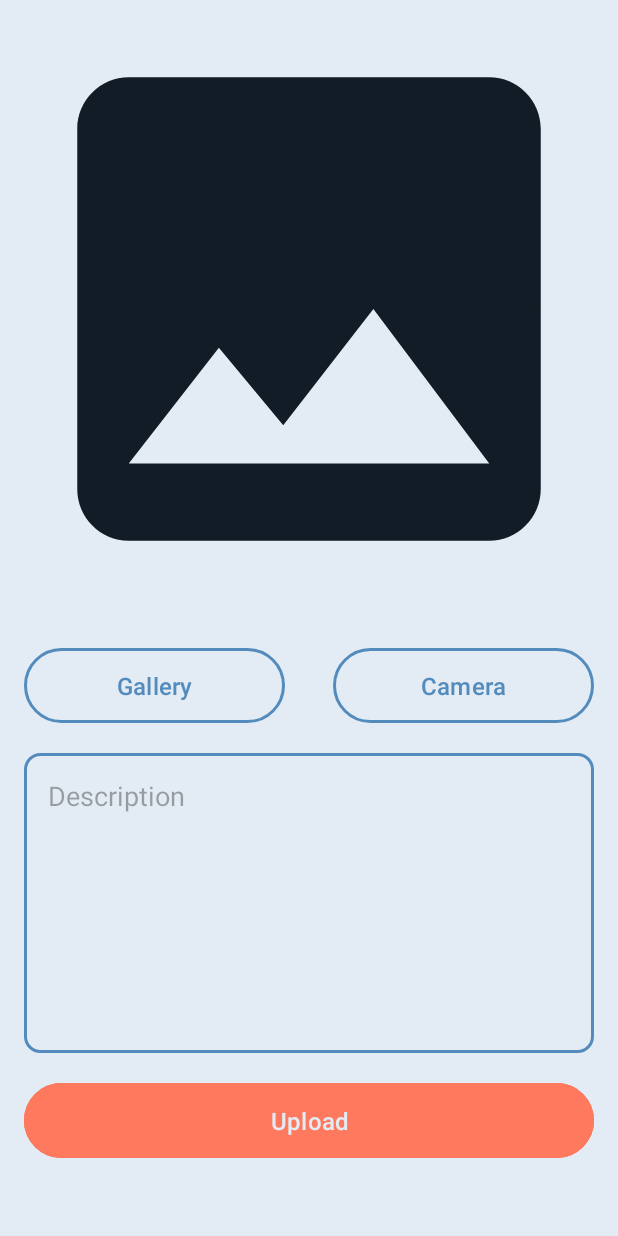
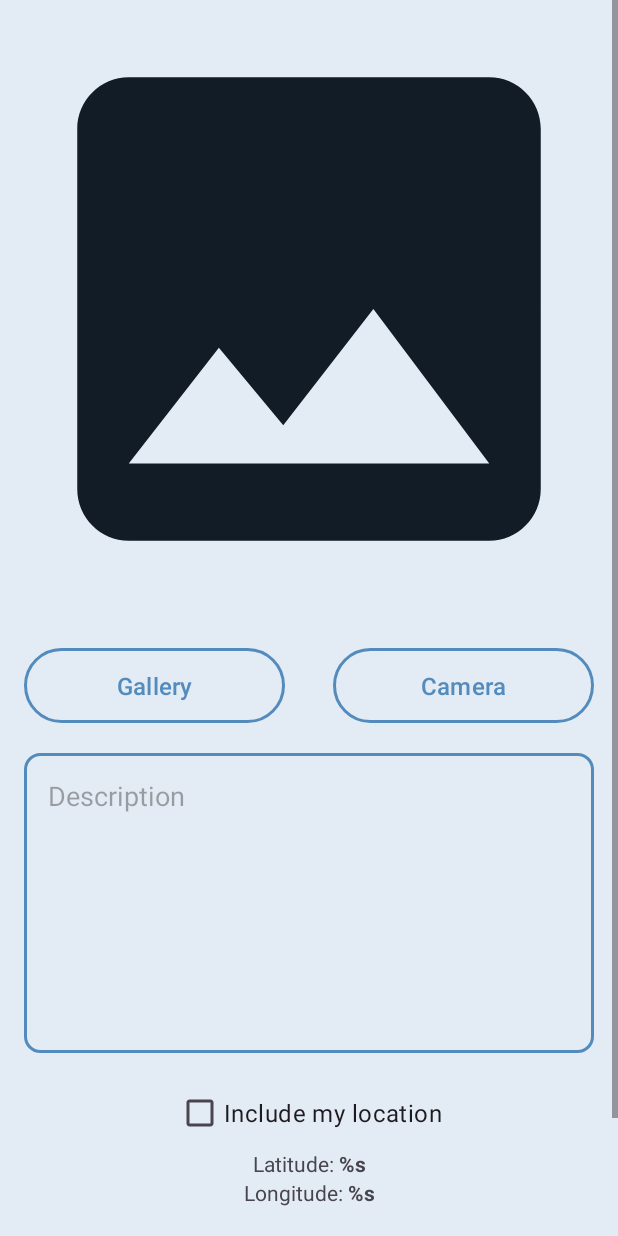
Before and after one commit to fauzan-radji/story-app, an Android app: the layout fragment_add.xml on its own in the app's theme, with its tools: preview values and no code run, on a phone screen of 412 x 824 dp. Run offline under Robolectric (Android 15) with nearby library versions, the phone set to English and light mode, and no system bars.

Commit message:
feat: Include my location

```diff
--- a/app/build.gradle.kts
+++ b/app/build.gradle.kts
@@ -72,6 +72,8 @@ dependencies {
     implementation("androidx.paging:paging-runtime-ktx:3.1.1")
     implementation("androidx.room:room-paging:2.6.0")
     implementation("androidx.room:room-ktx:2.6.0")
+    implementation("com.google.android.gms:play-services-maps:18.2.0")
+    implementation("com.google.android.gms:play-services-location:21.0.1")
     testImplementation("androidx.arch.core:core-testing:2.2.0")
     testImplementation("org.jetbrains.kotlinx:kotlinx-coroutines-test:1.7.3")
     testImplementation("org.mockito:mockito-core:5.7.0")
--- a/app/src/main/AndroidManifest.xml
+++ b/app/src/main/AndroidManifest.xml
@@ -9,6 +9,8 @@
         android:name="android.permission.WRITE_EXTERNAL_STORAGE"
         android:maxSdkVersion="32" />
     <uses-permission android:name="android.permission.INTERNET" />
+    <uses-permission android:name="android.permission.ACCESS_FINE_LOCATION" />
+    <uses-permission android:name="android.permission.ACCESS_COARSE_LOCATION"/>
 
     <application
         android:allowBackup="true"
--- a/app/src/main/java/com/fauzan/storytelling/data/datastore/UserPreference.kt
+++ b/app/src/main/java/com/fauzan/storytelling/data/datastore/UserPreference.kt
@@ -11,7 +11,7 @@ import kotlinx.coroutines.flow.Flow
 import kotlinx.coroutines.flow.first
 import kotlinx.coroutines.flow.map
 
-val Context.dataStore: DataStore<Preferences> by preferencesDataStore(name = "user_preference")
+val Context.userDataStore: DataStore<Preferences> by preferencesDataStore(name = "user_preference")
 
 class UserPreference private constructor(private val dataStore: DataStore<Preferences>) {
 
--- a/app/src/main/java/com/fauzan/storytelling/data/paging/StoryRemoteMediator.kt
+++ b/app/src/main/java/com/fauzan/storytelling/data/paging/StoryRemoteMediator.kt
@@ -7,7 +7,7 @@ import androidx.paging.PagingState
 import androidx.paging.RemoteMediator
 import androidx.room.withTransaction
 import com.fauzan.storytelling.data.datastore.UserPreference
-import com.fauzan.storytelling.data.datastore.dataStore
+import com.fauzan.storytelling.data.datastore.userDataStore
 import com.fauzan.storytelling.data.local.StoryDatabase
 import com.fauzan.storytelling.data.local.entity.RemoteKeys
 import com.fauzan.storytelling.data.model.StoryModel
@@ -19,7 +19,7 @@ class StoryRemoteMediator(
     private val apiService: ApiService,
     context: Context
 ) : RemoteMediator<Int, StoryModel>() {
-    private val userPreference = UserPreference.getInstance(context.dataStore)
+    private val userPreference = UserPreference.getInstance(context.userDataStore)
 
     private suspend fun getRemoteKeyForLastItem(state: PagingState<Int, StoryModel>): RemoteKeys? {
         return state.pages.lastOrNull { it.data.isNotEmpty() }?.data?.lastOrNull()?.let { data ->
--- a/app/src/main/java/com/fauzan/storytelling/data/remote/retrofit/ApiService.kt
+++ b/app/src/main/java/com/fauzan/storytelling/data/remote/retrofit/ApiService.kt
@@ -52,5 +52,7 @@ interface ApiService {
         @Header("Authorization") token: String,
         @Part("description") description: RequestBody,
         @Part photo: MultipartBody.Part,
+        @Part("lat") lat: Double?,
+        @Part("lon") lon: Double?
     ): ErrorResponse
 }
--- a/app/src/main/java/com/fauzan/storytelling/di/Injection.kt
+++ b/app/src/main/java/com/fauzan/storytelling/di/Injection.kt
@@ -2,16 +2,13 @@ package com.fauzan.storytelling.di
 
 import android.content.Context
 import com.fauzan.storytelling.data.StoryRepository
-import com.fauzan.storytelling.data.datastore.UserPreference
-import com.fauzan.storytelling.data.datastore.dataStore
 import com.fauzan.storytelling.data.local.StoryDatabase
 import com.fauzan.storytelling.data.remote.retrofit.ApiConfig
 
 object Injection {
     fun provideRepository(context: Context): StoryRepository {
         val database = StoryDatabase.getInstance(context)
-        val preference = UserPreference.getInstance(context.dataStore)
         val apiService = ApiConfig.getApiService()
-        return StoryRepository.getInstance(database, apiService, preference, context)
+        return StoryRepository.getInstance(database, apiService, context)
     }
 }
--- a/app/src/main/res/layout/fragment_add.xml
+++ b/app/src/main/res/layout/fragment_add.xml
@@ -64,6 +64,35 @@
             app:layout_constraintTop_toBottomOf="@id/btn_gallery"
             tools:ignore="LabelFor" />
 
+        <CheckBox
+            android:id="@+id/cb_location"
+            android:layout_width="wrap_content"
+            android:layout_height="wrap_content"
+            android:layout_marginTop="16dp"
+            android:text="@string/include_location"
+            android:textSize="16sp"
+            app:layout_constraintEnd_toEndOf="@id/et_description"
+            app:layout_constraintStart_toStartOf="@id/et_description"
+            app:layout_constraintTop_toBottomOf="@id/et_description" />
+
+        <TextView
+            android:id="@+id/tv_lat"
+            android:layout_width="wrap_content"
+            android:layout_height="wrap_content"
+            android:text="@string/latitude"
+            app:layout_constraintEnd_toEndOf="parent"
+            app:layout_constraintStart_toStartOf="parent"
+            app:layout_constraintTop_toBottomOf="@id/cb_location" />
+
+        <TextView
+            android:id="@+id/tv_lon"
+            android:layout_width="wrap_content"
+            android:layout_height="wrap_content"
+            android:text="@string/longitude"
+            app:layout_constraintEnd_toEndOf="parent"
+            app:layout_constraintStart_toStartOf="parent"
+            app:layout_constraintTop_toBottomOf="@id/tv_lat" />
+
         <Button
             android:id="@+id/btn_upload"
             style="@style/Button"
@@ -76,7 +105,7 @@
             app:layout_constraintBottom_toBottomOf="parent"
             app:layout_constraintEnd_toEndOf="parent"
             app:layout_constraintStart_toStartOf="parent"
-            app:layout_constraintTop_toBottomOf="@id/et_description" />
+            app:layout_constraintTop_toBottomOf="@id/tv_lon" />
 
         <com.google.android.material.progressindicator.CircularProgressIndicator
             android:id="@+id/progress_bar"
--- a/app/src/main/res/layout/fragment_maps.xml
+++ b/app/src/main/res/layout/fragment_maps.xml
@@ -6,7 +6,7 @@
     android:layout_height="match_parent"
     tools:context=".ui.maps.MapsFragment">
 
-    <fragment
+    <androidx.fragment.app.FragmentContainerView
         android:id="@+id/map"
         android:name="com.google.android.gms.maps.SupportMapFragment"
         android:layout_width="0dp"
--- a/app/src/main/res/values/strings.xml
+++ b/app/src/main/res/values/strings.xml
@@ -36,4 +36,7 @@
     <string name="title_detail">Detail Story</string>
     <string name="retry"><u>Retry</u></string>
     <string name="timeout">Timeout</string>
+    <string name="include_location">Include my location</string>
+    <string name="latitude">Latitude: <b>%s</b></string>
+    <string name="longitude">Longitude: <b>%s</b></string>
 </resources>
```
Also changed, not shown: app/src/main/java/com/fauzan/storytelling/data/StoryRepository.kt (+11 -7 lines), app/src/main/java/com/fauzan/storytelling/data/datastore/SettingsPreference.kt (added, +39 -0 lines), app/src/main/java/com/fauzan/storytelling/ui/add/AddFragment.kt (+60 -16 lines), app/src/main/java/com/fauzan/storytelling/ui/add/AddViewModel.kt (+22 -1 lines), 9 other files.
